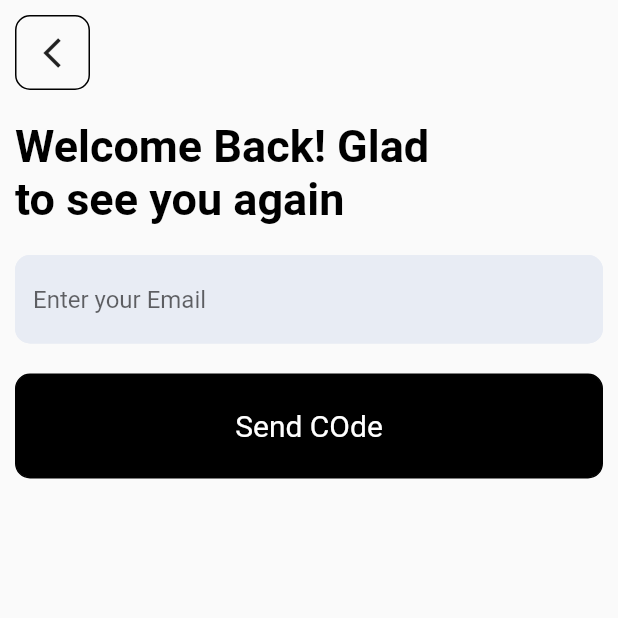
After one commit to garaadamiin/firebaseapp, a Flutter app: the ForgotPasswordScreen screen opened directly, on a phone screen of 412 x 824 dp, the top half of it. The commit adds this screen. Run offline on Flutter 3.47's test engine with Material 2 defaults, Android fonts, the phone set to English and light mode, and no system bars; our stand-ins replace font_awesome_flutter.

Commit message:
add forgot Screen

```diff
--- /dev/null
+++ b/lib/screens/forgotPassword_screen.dart
@@ -0,0 +1,74 @@
+import 'package:firebase_app_flutter/screens/signup_screen.dart';
+import 'package:flutter/material.dart';
+import 'package:font_awesome_flutter/font_awesome_flutter.dart';
+
+import '../widgets/customized_button.dart';
+import '../widgets/customized_textfield.dart';
+
+class ForgotPasswordScreen extends StatefulWidget {
+  const ForgotPasswordScreen({super.key});
+
+  @override
+  State<ForgotPasswordScreen> createState() => _ForgotPasswordScreenState();
+}
+
+class _ForgotPasswordScreenState extends State<ForgotPasswordScreen> {
+  TextEditingController _emailController = TextEditingController();
+  @override
+  Widget build(BuildContext context) {
+    return SafeArea(
+      child: Scaffold(
+        body: Container(
+          height: MediaQuery.of(context).size.height,
+          width: double.infinity,
+          child: Column(
+            crossAxisAlignment: CrossAxisAlignment.start,
+            children: [
+              Padding(
+                padding: const EdgeInsets.all(10.0),
+                child: Container(
+                  height: 50,
+                  width: 50,
+                  decoration: BoxDecoration(
+                      border: Border.all(color: Colors.black, width: 1),
+                      borderRadius: BorderRadius.circular(10)),
+                  child: IconButton(
+                    icon: Icon(Icons.arrow_back_ios_sharp),
+                    onPressed: () {
+                      Navigator.pop(context);
+                    },
+                  ),
+                ),
+              ),
+              const Padding(
+                padding: EdgeInsets.all(10.0),
+                child: Text("Welcome Back! Glad \nto see you again",
+                    style: TextStyle(
+                      color: Colors.black,
+                      fontSize: 30,
+                      fontWeight: FontWeight.bold,
+                    )),
+              ),
+              CustomizedTextfield(
+                myController: _emailController,
+                hintText: "Enter your Email",
+                isPassword: false,
+              ),
+              customizedButton(
+                buttonText: "Send COde",
+                buttonColor: Colors.black,
+                textColor: Colors.white,
+                onPressed: () {
+                  Navigator.push(
+                      context,
+                      MaterialPageRoute(
+                          builder: (_) => const ForgotPasswordScreen()));
+                },
+              ),
+            ],
+          ),
+        ),
+      ),
+    );
+  }
+}
```
Also changed, not shown: lib/screens/login_screen.dart (+15 -6 lines).
